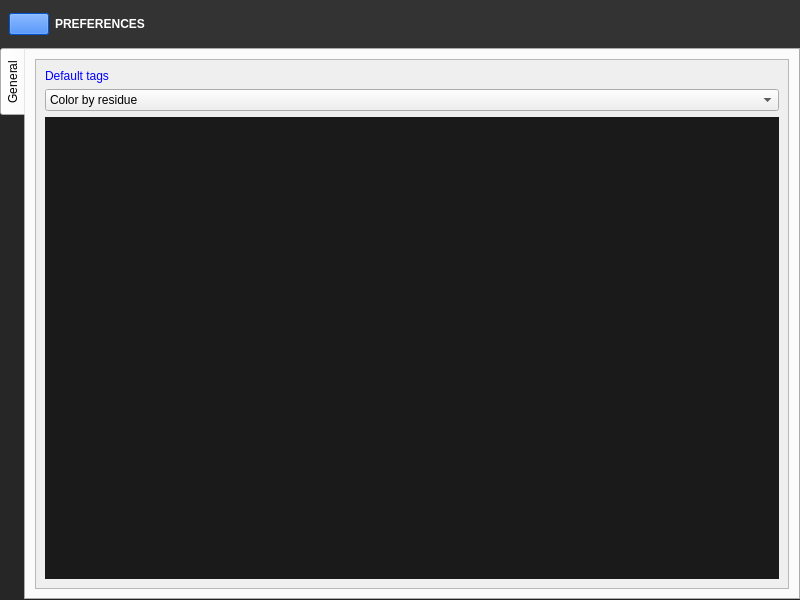
Michalaq/ChromosomeVisualizer, file QChromosome/preferences.ui: the form before one commit.
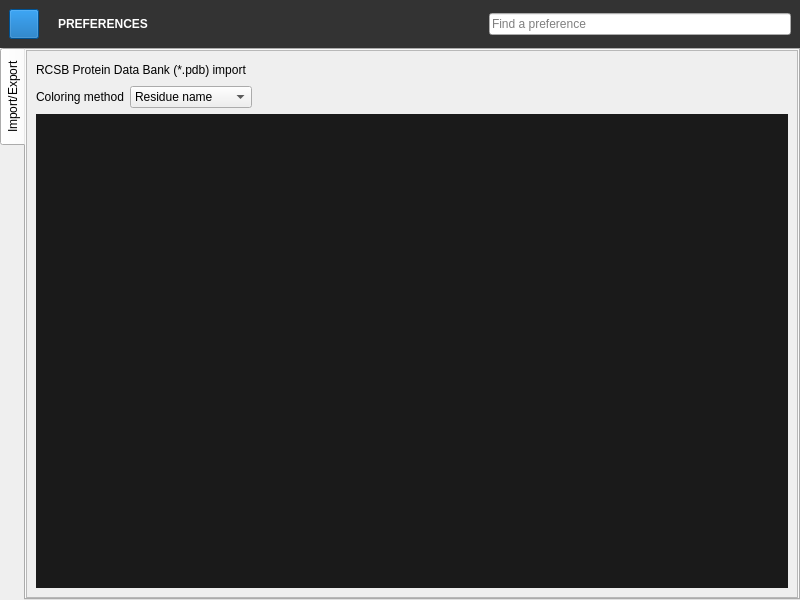
The form after the commit. Icons and pictures are not drawn. Custom widgets are drawn as their Qt base class.

Commit message: Reimplemented style of Preferences

```diff
--- a/QChromosome/preferences.ui
+++ b/QChromosome/preferences.ui
@@ -1,7 +1,7 @@
 <?xml version="1.0" encoding="UTF-8"?>
 <ui version="4.0">
  <class>Preferences</class>
- <widget class="QWidget" name="Preferences">
+ <widget class="QMainWindow" name="Preferences">
   <property name="geometry">
    <rect>
     <x>0</x>
@@ -18,6 +18,228 @@
 	background: #262626;
 }
 
+QWidget {
+	color: lightgrey;
+	font-family: Roboto;
+}
+
+QTabWidget::pane {
+	background: #1a1a1a;
+	border: none;
+}
+
+QTabBar::tab {
+	background: none;
+	border: none;
+	margin: 0px;
+	color: lightgray;
+	width: 168px;
+	height: 48px;
+	padding-left: 12px;
+}
+
+QTabBar::tab:hover {
+	background: #333333;
+}
+
+QTabBar::tab:selected {
+	background: #214478;
+	color: white;
+}
+
+QPushButton {
+	background: #0044aa;
+	border: none;
+	width: 85px;
+	height: 27px;
+	color: white;
+	icon-size: 24px;
+}
+
+QPushButton:hover {
+	background: #0055d4;
+}
+
+QPushButton:pressed {
+	background: #003380;
+}
+
+MediaControl {
+	background: #b2b2b2;
+}
+
+MediaControl:hover {
+	background: white;
+}
+
+MediaControl:checked {
+	background: white;
+}
+
+QAbstractSpinBox {
+	background: #1a1a1a;
+	border: 1px solid #4d4d4d;
+	color: #4d4d4d;
+	min-height: 30px;
+	padding-left: 10px;
+	padding-right: 10px;
+}
+
+QAbstractSpinBox[focus=&quot;true&quot;] {
+	border-color: #808080;
+	color: #808080;
+}
+
+QAbstractSpinBox::up-button, QAbstractSpinBox::down-button {
+	border: none;
+}
+
+QAbstractSpinBox::up-arrow {
+	image: url(:/arrows/up);
+}
+
+QAbstractSpinBox::down-arrow {
+	image: url(:/arrows/down);
+}
+
+QScrollArea {
+	border: none;
+}
+
+QScrollArea::corner {
+	background: #1a1a1a;
+}
+
+QScrollArea &gt; QWidget &gt; QWidget {
+	background: #1a1a1a;
+}
+
+QScrollBar:vertical {
+	background: #262626;
+	border: none;
+	width: 12px;
+	margin-top: 12px;
+	margin-bottom: 12px;
+}
+
+QScrollBar::handle:vertical {
+	background: #4d4d4d;
+	width: 12px;
+	min-height: 20px;
+}
+
+QScrollBar::add-line:vertical {
+	border: none;
+	background: #262626;
+	height: 12px;
+	subcontrol-position: bottom;
+	subcontrol-origin: margin;
+}
+
+QScrollBar::sub-line:vertical {
+	border: none;
+	background: #262626;
+	height: 12px;
+	subcontrol-position: top;
+	subcontrol-origin: margin;
+}
+
+QScrollBar::up-arrow:vertical {
+	image: url(:/arrows/up);
+}
+
+QScrollBar::down-arrow:vertical {
+	image: url(:/arrows/down);
+}
+
+QScrollBar:horizontal {
+	background: #262626;
+	border: none;
+	height: 12px;
+	margin-left: 12px;
+	margin-right: 12px;
+}
+
+QScrollBar::handle:horizontal {
+	background: #4d4d4d;
+	height: 12px;
+	min-width: 20px;
+}
+
+QScrollBar::add-line:horizontal {
+	border: none;
+	background: #262626;
+	width: 12px;
+	subcontrol-position: right;
+	subcontrol-origin: margin;
+}
+
+QScrollBar::sub-line:horizontal {
+	border: none;
+	background: #262626;
+	width: 12px;
+	subcontrol-position: left;
+	subcontrol-origin: margin;
+}
+
+QScrollBar::left-arrow:horizontal {
+	image: url(:/arrows/left);
+}
+
+QScrollBar::right-arrow:horizontal {
+	image: url(:/arrows/right);
+}
+
+QScrollBar::handle:hover {
+	background: #666666;
+}
+
+QComboBox {
+	background: #1a1a1a;
+	border: 1px solid #4d4d4d;
+	color: #4d4d4d;
+	min-height: 30px;
+	padding-left: 10px;
+	padding-right: 10px;
+}
+
+QComboBox[focus=&quot;true&quot;] {
+	border-color: #808080;
+	color: #808080;
+}
+
+QComboBox::drop-down {
+	border: none;
+}
+
+QComboBox::down-arrow {
+	image: url(:/arrows/down);
+}
+
+QComboBox QAbstractItemView {
+	background: #1a1a1a;
+	border: 1px solid #4d4d4d;
+	color: #808080;
+}
+
+QComboBox QAbstractItemView::item {
+	border: none;
+	min-height: 30px;
+	padding-left: 7px;
+}
+
+QComboBox QAbstractItemView::item:selected {
+	background: #0044aa;
+}
+
+QCheckBox::indicator:unchecked {
+    image: url(:/checkbox/unchecked);
+}
+
+QCheckBox::indicator:checked {
+    image: url(:/checkbox/checked);
+}
+
 QLineEdit, QTextEdit {
 	background: #2d2d2d;
 	border: 1px solid #2d2d2d;
@@ -37,7 +259,35 @@
 	border-color: #205375;
 	color: lightgray;
 }
-</string>
+
+Label {
+	min-width: 125px;
+	max-width: 125px;
+	min-height: 30px;
+    max-height: 30px;
+}
+
+Label:disabled {
+	color: #808080;
+}
+
+.section {
+	font: bold;
+	color: #4080d0;
+	min-height: 20px;
+}
+
+.item {
+	min-height: 30px;
+}
+
+QFrame[frameShape=&quot;4&quot;] {/* QFrame::HLine == 0x0004 */
+	color: #4d4d4d;
+}</string>
+  </property>
+  <widget class="QWidget" name="centralwidget">
+   <property name="windowTitle">
+    <string>Material Browser</string>
   </property>
   <layout class="QVBoxLayout" name="verticalLayout">
    <property name="spacing">
@@ -86,8 +336,20 @@
           <verstretch>0</verstretch>
          </sizepolicy>
         </property>
+         <property name="minimumSize">
+          <size>
+           <width>30</width>
+           <height>30</height>
+          </size>
+         </property>
+         <property name="maximumSize">
+          <size>
+           <width>30</width>
+           <height>30</height>
+          </size>
+         </property>
         <property name="styleSheet">
-         <string notr="true">background: #0066ff;</string>
+          <string notr="true">background: #0063b1;</string>
         </property>
         <property name="icon">
          <iconset resource="icons.qrc">
@@ -95,8 +357,8 @@
         </property>
         <property name="iconSize">
          <size>
-          <width>24</width>
-          <height>24</height>
+           <width>26</width>
+           <height>26</height>
          </size>
         </property>
        </widget>
@@ -104,11 +366,33 @@
       <item>
        <widget class="QLabel" name="label">
         <property name="styleSheet">
-         <string notr="true">color: white;</string>
+          <string notr="true">color: white;
+padding-left: 10px;
+</string>
         </property>
         <property name="text">
          <string>&lt;html&gt;&lt;head/&gt;&lt;body&gt;&lt;p&gt;&lt;span style=&quot; font-weight:600;&quot;&gt;PREFERENCES&lt;/span&gt;&lt;/p&gt;&lt;/body&gt;&lt;/html&gt;</string>
         </property>
+         <property name="textFormat">
+          <enum>Qt::AutoText</enum>
+         </property>
+        </widget>
+       </item>
+       <item>
+        <widget class="FileEdit" name="lineEdit_2">
+         <property name="sizePolicy">
+          <sizepolicy hsizetype="Fixed" vsizetype="Fixed">
+           <horstretch>0</horstretch>
+           <verstretch>0</verstretch>
+          </sizepolicy>
+         </property>
+         <property name="styleSheet">
+          <string notr="true">width: 300px;
+</string>
+         </property>
+         <property name="placeholderText">
+          <string>Find a preference</string>
+         </property>
        </widget>
       </item>
      </layout>
@@ -117,71 +401,33 @@
    <item>
     <widget class="QTabWidget" name="TabWidget">
      <property name="styleSheet">
-      <string notr="true">QTabBar {
-	background: #262626;
-}
-
-QWidget {
-    font-family: Roboto;
-}
-
-QTabBar::tab {
-	background: none;
-	border: none;
-	margin: 0px;
-	color: lightgray;
-	width: 180px;
-	height: 48px;
-}
-
-QTabBar::tab:hover {
-	background: #333333;
-}
-
-QTabBar::tab:selected {
-	background: #214478;
-	color: white;
-}
-
-QTabWidget::pane {
-	background: #1a1a1a;
-	border: none;
-}
-
-QLabel {
-	color: lightgray;
+       <string notr="true">QAbstractSpinBox {
 	min-width: 120px;
-	min-height: 25px;
+	max-width: 120px;
 }
 
-QScrollArea {
-	border: none;
-}
-
-QScrollArea &gt; QWidget &gt; QWidget {
-	background: #1a1a1a;
+QComboBox {
+	min-width: 120px;
+	max-width: 120px;
 }</string>
      </property>
      <property name="tabPosition">
       <enum>QTabWidget::West</enum>
      </property>
-     <widget class="QWidget" name="tab">
-      <attribute name="title">
-       <string>General</string>
-      </attribute>
-      <layout class="QGridLayout" name="gridLayout_3">
-       <item row="0" column="0">
-        <widget class="QScrollArea" name="scrollArea">
+      <widget class="QScrollArea" name="tab">
          <property name="widgetResizable">
           <bool>true</bool>
          </property>
+       <attribute name="title">
+        <string>Import/Export</string>
+       </attribute>
          <widget class="QWidget" name="scrollAreaWidgetContents">
           <property name="geometry">
            <rect>
             <x>0</x>
             <y>0</y>
-            <width>602</width>
-            <height>534</height>
+          <width>620</width>
+          <height>552</height>
            </rect>
           </property>
           <property name="styleSheet">
@@ -221,22 +467,32 @@
 }
 </string>
           </property>
-          <layout class="QVBoxLayout" name="verticalLayout_2">
-           <item>
+        <layout class="QGridLayout" name="gridLayout">
+         <item row="1" column="0">
+          <widget class="Label" name="label_3">
+           <property name="text">
+            <string>Coloring method</string>
+           </property>
+           <property name="class" stdset="0">
+            <string>item</string>
+           </property>
+          </widget>
+         </item>
+         <item row="0" column="0" colspan="2">
             <widget class="QLabel" name="label_2">
-             <property name="styleSheet">
-              <string notr="true">color: blue;</string>
-             </property>
              <property name="text">
-              <string>Default tags</string>
-             </property>
-            </widget>
-           </item>
+            <string>RCSB Protein Data Bank (*.pdb) import</string>
+           </property>
+           <property name="class" stdset="0">
+            <string>section</string>
+           </property>
+          </widget>
+         </item>
+         <item row="1" column="1">
+          <widget class="ComboBox" name="comboBox">
            <item>
-            <widget class="QComboBox" name="comboBox">
-             <item>
               <property name="text">
-               <string>Color by residue</string>
+             <string>Residue name</string>
               </property>
              </item>
              <item>
@@ -246,7 +502,20 @@
              </item>
             </widget>
            </item>
-           <item>
+         <item row="0" column="2">
+          <spacer name="horizontalSpacer">
+           <property name="orientation">
+            <enum>Qt::Horizontal</enum>
+           </property>
+           <property name="sizeHint" stdset="0">
+            <size>
+             <width>40</width>
+             <height>20</height>
+            </size>
+           </property>
+          </spacer>
+         </item>
+         <item row="2" column="0" colspan="3">
             <widget class="QStackedWidget" name="stackedWidget">
              <widget class="TableView" name="tableView_3">
               <property name="focusPolicy">
@@ -317,12 +586,10 @@
           </layout>
          </widget>
         </widget>
-       </item>
-      </layout>
      </widget>
-    </widget>
-   </item>
-  </layout>
+    </item>
+   </layout>
+  </widget>
  </widget>
  <customwidgets>
   <customwidget>
@@ -335,6 +602,21 @@
    <extends>QTableView</extends>
    <header>tableview.h</header>
   </customwidget>
+  <customwidget>
+   <class>FileEdit</class>
+   <extends>QLineEdit</extends>
+   <header>fileedit.h</header>
+  </customwidget>
+  <customwidget>
+   <class>ComboBox</class>
+   <extends>QComboBox</extends>
+   <header>combobox.h</header>
+  </customwidget>
+  <customwidget>
+   <class>Label</class>
+   <extends>QLabel</extends>
+   <header>label.h</header>
+  </customwidget>
  </customwidgets>
  <resources>
   <include location="icons.qrc"/>
```
Left out of the diff: 7 changed lines with no effect on the pictures. Lines whose indentation alone changed are shown as unchanged. The commit also changes 2 other files.
